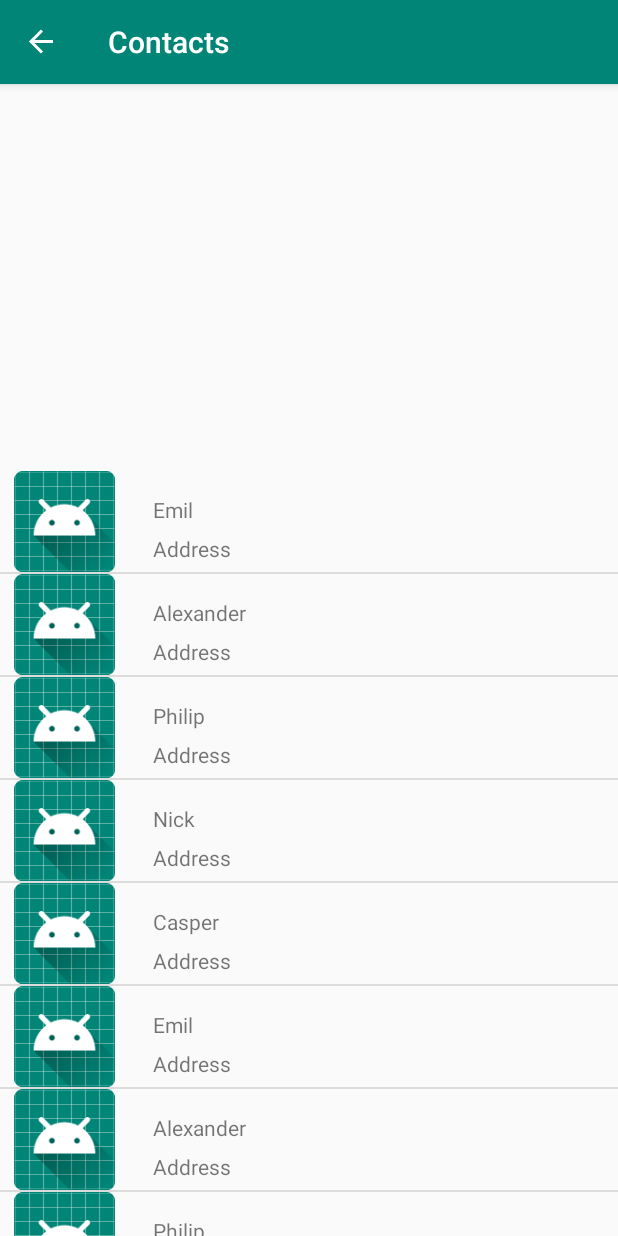
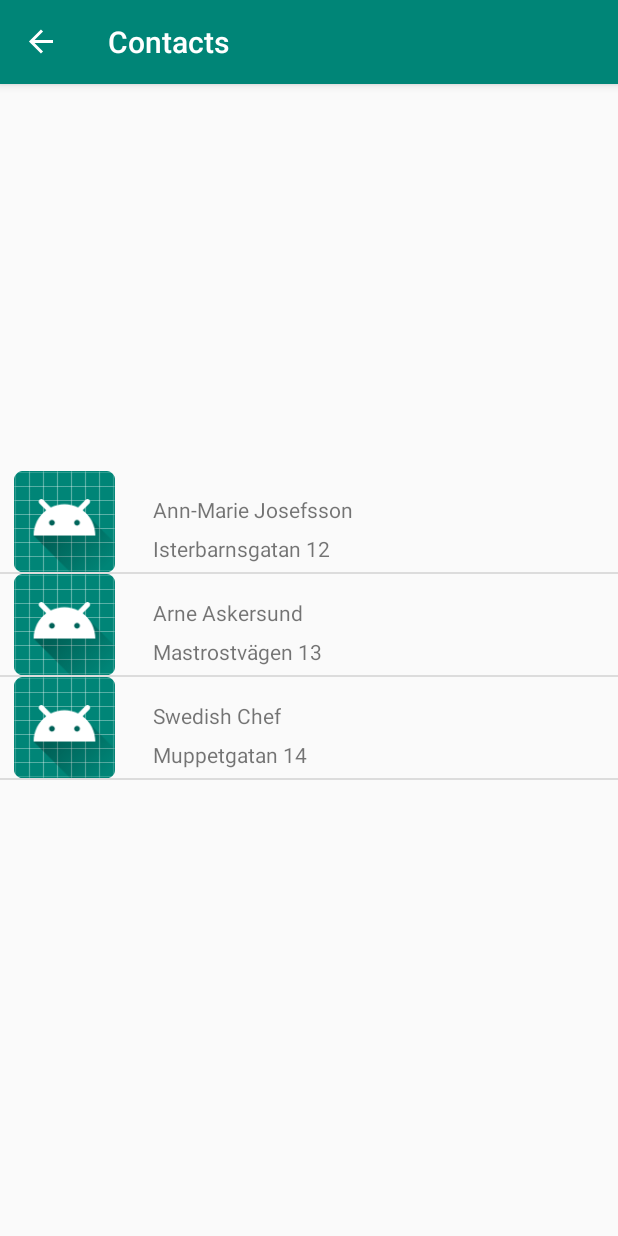
Before and after one commit to Laach/PostMor, an Android app: the ContactsFragment screen opened through its navigation route, on a phone screen of 412 x 824 dp. Run offline under Robolectric (Android 15) with nearby library versions, the phone set to English and light mode, and no system bars; our stand-ins replace Room's generated code, navigation-ui.

Commit message:
Hooked contacts to the database
Still need to find a way to send the information from contacts to user to user fragment.

```diff
--- a/app/src/main/java/com/mdhgroup2/postmor/Contacts/ContactsAdapter.java
+++ b/app/src/main/java/com/mdhgroup2/postmor/Contacts/ContactsAdapter.java
@@ -15,17 +15,25 @@ import androidx.recyclerview.widget.RecyclerView;
 import com.mdhgroup2.postmor.Compose.ComposeFragmentDirections;
 import com.mdhgroup2.postmor.R;
 import com.mdhgroup2.postmor.UserToUser.UserToUserFragment;
+import com.mdhgroup2.postmor.database.DTO.Contact;
+import com.mdhgroup2.postmor.database.interfaces.IContactRepository;
+import com.mdhgroup2.postmor.database.repository.DatabaseClient;
 
 import java.lang.reflect.Array;
+import java.util.ArrayList;
+import java.util.List;
 
 class ContactsAdapter extends RecyclerView.Adapter {
 
+    List<Contact> contacts;
+
+    IContactRepository contactrepo;
     // Provide a suitable constructor (depends on the kind of dataset)
     public ContactsAdapter() {
+        contactrepo = DatabaseClient.getMockContactRepository();
+        contacts = contactrepo.getContacts();
     }
 
-    private String[] mDataset = {"Emil", "Alexander", "Philip", "Nick", "Casper", "Emil", "Alexander", "Philip", "Nick", "Casper", "Emil", "Alexander", "Philip", "Nick", "Casper", "Emil", "Alexander", "Philip", "Nick", "Casper", "Emil", "Alexander", "Philip", "Nick", "Casper", "Emil", "Alexander", "Philip", "Nick", "Casper"};;
-    NavController navController;
     // Provide a reference to the views for each data item
     // Complex data items may need more than one view per item, and
     // you provide access to all the views for a data item in a view holder
@@ -35,6 +43,7 @@ class ContactsAdapter extends RecyclerView.Adapter {
         public TextView name;
         public TextView address;
         public ImageView profilePicture;
+        public int id;
         public ContactsViewHolder(View ci) {
             super(ci);
             contactItem = ci;
@@ -49,7 +58,9 @@ class ContactsAdapter extends RecyclerView.Adapter {
 
             Toast.makeText(view.getContext(), String.format("Clicked on position %s", ContactsViewHolder.this.name.getText()), Toast.LENGTH_SHORT).show();
             Navigation.findNavController(view).navigate(R.id.userToUserFragment);
-//            getAdapterPosition()
+
+//gets index            getAdapterPosition()
+
         }
     }
 
@@ -70,14 +81,22 @@ class ContactsAdapter extends RecyclerView.Adapter {
         // - get element from your dataset at this position
         // - replace the contents of the view with that element
         ContactsViewHolder cvHolder = ((ContactsViewHolder) holder);
-        cvHolder.name.setText(mDataset[position]);
-        cvHolder.profilePicture.setImageResource(R.mipmap.ic_launcher);
+        cvHolder.name.setText(contacts.get(position).Name);
+        cvHolder.address.setText(contacts.get(position).Address);
+
+        if (contacts.get(position).Picture == null) {
+            cvHolder.profilePicture.setImageResource(R.mipmap.ic_launcher);
+        }
+        else {
+            cvHolder.profilePicture.setImageBitmap(contacts.get(position).Picture);
+        }
+        cvHolder.id = contacts.get(position).UserID;
         return;
     }
 
     // Return the size of your dataset (invoked by the layout manager)
     @Override
     public int getItemCount() {
-        return mDataset.length;
+        return contacts.size();
     }
 }
--- a/app/src/main/java/com/mdhgroup2/postmor/Contacts/ContactsFragment.java
+++ b/app/src/main/java/com/mdhgroup2/postmor/Contacts/ContactsFragment.java
@@ -51,6 +51,7 @@ public class ContactsFragment extends Fragment {
     public void onActivityCreated(@Nullable Bundle savedInstanceState) {
         super.onActivityCreated(savedInstanceState);
         mViewModel = ViewModelProviders.of(this).get(ContactsViewModel.class);
+
         // TODO: Use the ViewModel
     }
 
--- a/app/src/main/java/com/mdhgroup2/postmor/Contacts/ContactsViewModel.java
+++ b/app/src/main/java/com/mdhgroup2/postmor/Contacts/ContactsViewModel.java
@@ -3,5 +3,5 @@ package com.mdhgroup2.postmor.Contacts;
 import androidx.lifecycle.ViewModel;
 
 public class ContactsViewModel extends ViewModel {
-    // TODO: Implement the ViewModel
+
 }
--- a/app/src/main/java/com/mdhgroup2/postmor/UserToUser/UserToUserFragment.java
+++ b/app/src/main/java/com/mdhgroup2/postmor/UserToUser/UserToUserFragment.java
@@ -12,11 +12,12 @@ import android.view.LayoutInflater;
 import android.view.View;
 import android.view.ViewGroup;
 
+import com.mdhgroup2.postmor.Contacts.ContactsViewModel;
 import com.mdhgroup2.postmor.R;
 
 public class UserToUserFragment extends Fragment {
 
-    private UserToUserViewModel mViewModel;
+
 
     public static UserToUserFragment newInstance() {
         return new UserToUserFragment();
@@ -31,8 +32,7 @@ public class UserToUserFragment extends Fragment {
     @Override
     public void onActivityCreated(@Nullable Bundle savedInstanceState) {
         super.onActivityCreated(savedInstanceState);
-        mViewModel = ViewModelProviders.of(this).get(UserToUserViewModel.class);
-        // TODO: Use the ViewModel
+        ContactsViewModel viewModel = ViewModelProviders.of(this).get(ContactsViewModel.class);
     }
 
 }
--- a/app/src/main/res/navigation/nav_graph.xml
+++ b/app/src/main/res/navigation/nav_graph.xml
@@ -79,7 +79,12 @@
         android:id="@+id/userToUserFragment"
         android:name="com.mdhgroup2.postmor.UserToUser.UserToUserFragment"
         android:label="User to user"
-        tools:layout="@layout/user_to_user_fragment" />
+        tools:layout="@layout/user_to_user_fragment" >
+        <argument
+            android:name="index"
+            app:argType="integer"
+            android:defaultValue="0" />
+    </fragment>
     <navigation
         android:id="@+id/registration_graph"
         app:startDestination="@id/signInFragment">
```
